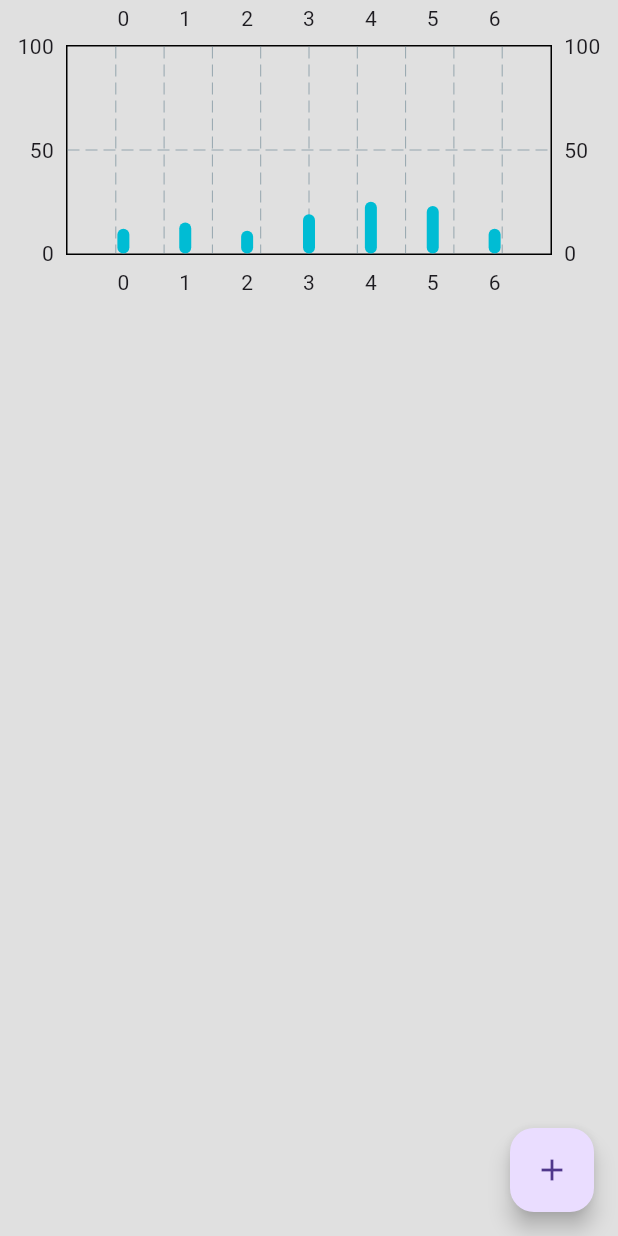
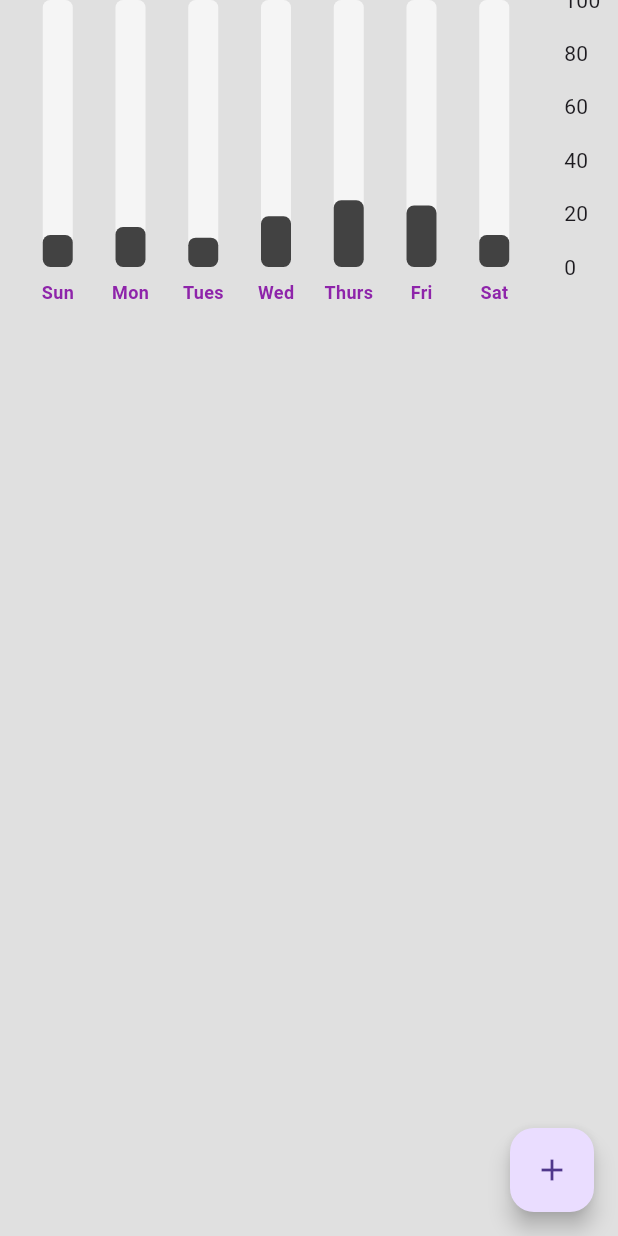
Before and after one commit to samrocks03/Expense-Tracker, a Flutter app: the screen it shows after launch, on a phone screen of 412 x 824 dp. Run offline on Flutter 3.47's test engine with Material 3 defaults, Android fonts, the phone set to English and light mode, and no system bars; drawn by our look-alikes of fl_chart; our stand-ins replace google_fonts; Roboto replaces fonts that are missing (Abel).

Commit message:
feat: Enhance BarChart appearance and Bottom Titles
Improved the appearance of the BarChart in the 'MyBarGraph' widget. Added custom styling, including bar width, color, and background color. Also, enhanced the presentation of bottom titles with distinct styling for each day of the week.

```diff
--- a/expensetracker/lib/bar_graph/bar_graph.dart
+++ b/expensetracker/lib/bar_graph/bar_graph.dart
@@ -3,6 +3,7 @@
 import 'package:expensetracker/bar_graph/bar_data.dart';
 import 'package:fl_chart/fl_chart.dart';
 import 'package:flutter/material.dart';
+import 'package:google_fonts/google_fonts.dart';
 
 class MyBarGraph extends StatelessWidget {
   final double? maxY;
@@ -45,14 +46,98 @@ class MyBarGraph extends StatelessWidget {
       BarChartData(
         maxY: maxY,
         minY: 0,
+        gridData: FlGridData( show:false), //not-showing the grid data
+        borderData: FlBorderData(show:false),
+        titlesData: FlTitlesData(
+          show: true,
+          topTitles: AxisTitles(
+            sideTitles: SideTitles(showTitles: false)),
+
+          leftTitles: AxisTitles(
+            sideTitles: SideTitles(showTitles: false)),
+
+
+          bottomTitles: AxisTitles(
+            sideTitles: SideTitles(
+              showTitles: true,
+              getTitlesWidget: getBottomTitles
+            )
+          ),
+        ),
         barGroups: myBarData.barData
-                    .map((data) =>
-                      BarChartGroupData(x: data.x,
-                                        barRods: [
-                                          BarChartRodData(toY: data.y)
-                                        ]))
-                    .toList(),
+        .map((data) =>
+          BarChartGroupData(
+            x: data.x,
+            barRods: [
+              BarChartRodData(
+                toY: data.y,
+                color: Colors.grey[800],
+                width: 20,
+                borderRadius: BorderRadius.circular(5),
+                backDrawRodData: BackgroundBarChartRodData(
+                  show: true,
+                  color: Colors.grey[100],
+                  toY: maxY
+                  ))
+
+              ]))
+        .toList(),
 
       ));
   }
 }
+
+Widget getBottomTitles(double value,TitleMeta meta){
+  final style = GoogleFonts.abel(
+        color: Colors.purple[600],
+    fontWeight: FontWeight.bold,
+    fontSize: 12
+  );
+  // TextStyle(
+  //   color: Colors.purple[600],
+  //   fontFamily: ,
+  //   fontWeight: FontWeight.bold,
+  //   fontSize: 10
+  // );
+
+
+  Widget text;
+  switch(value.toInt()){
+    case 0:
+      text = Text("Sun",style:style);
+      break;
+
+    case 1:
+      text = Text("Mon",style:style);
+      break;
+
+    case 2:
+      text = Text("Tues",style:style);
+      break;
+
+    case 3:
+      text = Text("Wed",style:style);
+      break;
+
+    case 4:
+      text = Text("Thurs",style:style);
+      break;
+
+    case 5:
+      text = Text("Fri",style:style);
+      break;
+
+    case 6:
+      text = Text("Sat",style:style);
+      break;
+
+    default:
+      text = Text(" ",style:style);
+      break;
+  }//switch-end
+
+  return SideTitleWidget(
+     axisSide: meta.axisSide,
+    child: text
+  );
+}
```
